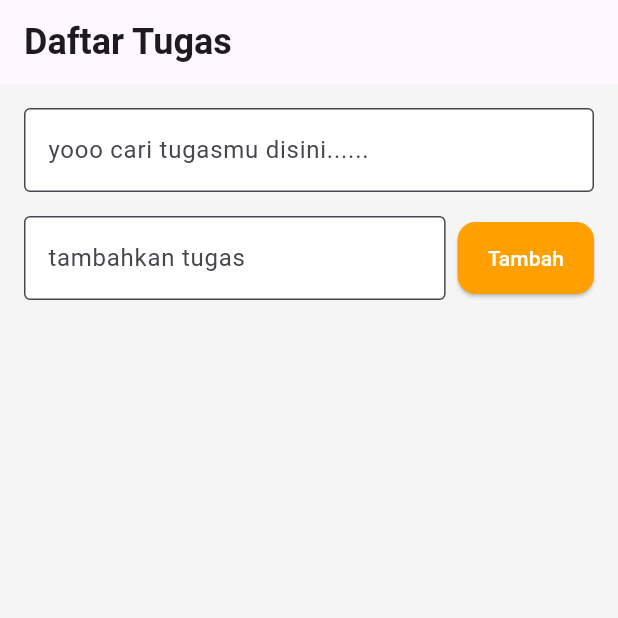
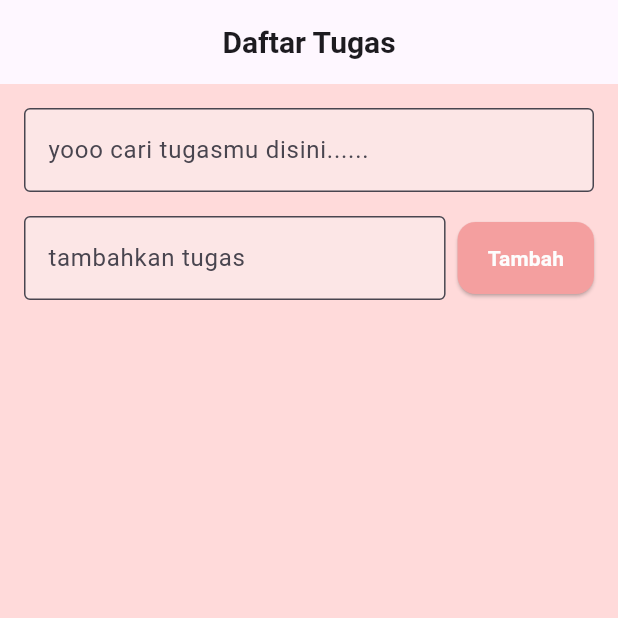
Before and after one commit to Kelelaw010/to_do_list, a Flutter app: the screen it shows after launch, on a phone screen of 412 x 824 dp, the top half of it. Run offline on Flutter 3.47's test engine with Material 3 defaults, Android fonts, the phone set to English and light mode, and no system bars; our stand-ins replace shared_preferences; Roboto replaces fonts that are missing (Robeto).

```diff
--- a/lib/app_theme.dart
+++ b/lib/app_theme.dart
@@ -4,7 +4,12 @@ import 'package:flutter/material.dart';
 class AppTheme {
   static ThemeData lightTheme = ThemeData(
     primarySwatch: Colors.amber,
-    scaffoldBackgroundColor: Colors.grey[100],
+    scaffoldBackgroundColor: const Color.fromARGB(
+      255,
+      255,
+      218,
+      218,
+    ), //warna background
     fontFamily: 'Robeto',
     textTheme: const TextTheme(
       titleLarge: TextStyle(
@@ -16,8 +21,18 @@ class AppTheme {
     ),
     elevatedButtonTheme: ElevatedButtonThemeData(
       style: ElevatedButton.styleFrom(
-        backgroundColor: Colors.amber[700],
-        foregroundColor: Colors.white,
+        backgroundColor: const Color.fromARGB(
+          255,
+          244,
+          159,
+          159,
+        ), //warna button "tambah"
+        foregroundColor: const Color.fromARGB(
+          255,
+          253,
+          253,
+          253,
+        ), //warna "tambah"
         shape: RoundedRectangleBorder(borderRadius: BorderRadius.circular(12)),
         padding: const EdgeInsets.symmetric(horizontal: 20, vertical: 14),
       ),
@@ -25,16 +40,18 @@ class AppTheme {
     inputDecorationTheme: InputDecorationTheme(
       border: OutlineInputBorder(borderRadius: BorderRadius.circular(10)),
       filled: true,
-      fillColor: Colors.white,
+      fillColor: const Color.fromARGB(255, 252, 230, 230),
     ),
     cardTheme: CardTheme(
-      color: Colors.white,
+      color: const Color.fromARGB(255, 252, 230, 230),
       elevation: 3,
       shape: RoundedRectangleBorder(borderRadius: BorderRadius.circular(10)),
       margin: const EdgeInsets.symmetric(vertical: 6),
     ),
     checkboxTheme: CheckboxThemeData(
-      fillColor: MaterialStatePropertyAll(Colors.amber),
+      fillColor: MaterialStatePropertyAll(
+        const Color.fromARGB(255, 244, 159, 159), //warna checklist
+      ),
     ),
   );
 }
--- a/lib/main.dart
+++ b/lib/main.dart
@@ -79,7 +79,16 @@ class _TodoHomePageState extends State<TodoHomePage> {
         }).toList();
 
     return Scaffold(
-      appBar: AppBar(title: const Text('Daftar Tugas')),
+      appBar: AppBar(
+        centerTitle: true,
+        title: const Text(
+          'Daftar Tugas',
+          style: TextStyle(
+            fontWeight: FontWeight.bold, //biar tulisannya tebal
+            fontSize: 20,
+          ),
+        ),
+      ),
       body: Padding(
         padding: const EdgeInsets.all(16.0),
         child: Column(
@@ -107,7 +116,10 @@ class _TodoHomePageState extends State<TodoHomePage> {
                 const SizedBox(width: 8),
                 ElevatedButton(
                   onPressed: _addTodo,
-                  child: const Text('Tambah'),
+                  child: const Text(
+                    'Tambah',
+                    style: TextStyle(fontWeight: FontWeight.bold),
+                  ),
                 ),
               ],
             ),
```
